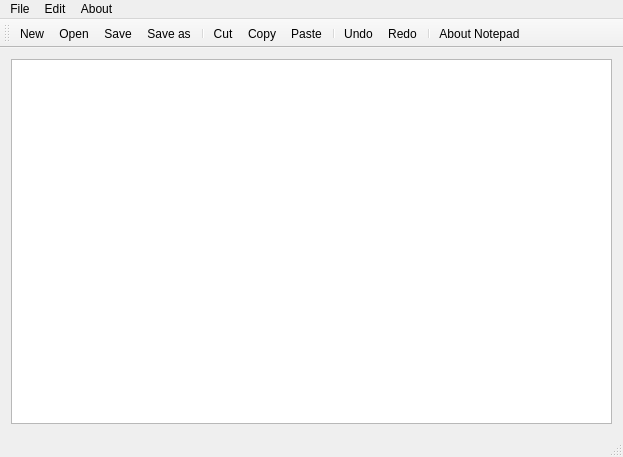
First picture: the form in mainwindow.ui, repository demetriushenry/NotepadQt, before the edit.
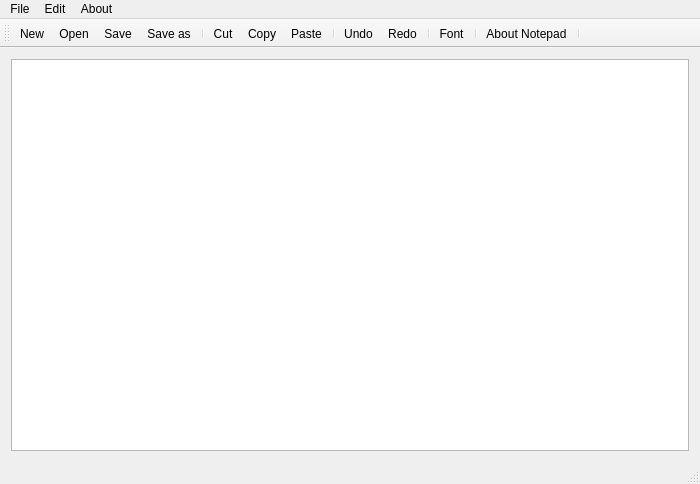
Second picture: the form after the edit.

Patch:
```diff
--- a/mainwindow.ui
+++ b/mainwindow.ui
@@ -6,8 +6,8 @@
    <rect>
     <x>0</x>
     <y>0</y>
-    <width>623</width>
-    <height>457</height>
+    <width>700</width>
+    <height>484</height>
    </rect>
   </property>
   <property name="windowTitle">
@@ -25,7 +25,7 @@
     <rect>
      <x>0</x>
      <y>0</y>
-     <width>623</width>
+     <width>700</width>
      <height>22</height>
     </rect>
    </property>
@@ -79,7 +79,10 @@
    <addaction name="actionUndo"/>
    <addaction name="actionRedo"/>
    <addaction name="separator"/>
+   <addaction name="actionFont"/>
+   <addaction name="separator"/>
    <addaction name="actionAbout_Notepad"/>
+   <addaction name="separator"/>
   </widget>
   <widget class="QStatusBar" name="statusBar"/>
   <action name="actionNew">
@@ -132,6 +135,11 @@
     <string>About Notepad</string>
    </property>
   </action>
+  <action name="actionFont">
+   <property name="text">
+    <string>Font</string>
+   </property>
+  </action>
  </widget>
  <layoutdefault spacing="6" margin="11"/>
  <resources/>
```
Left out of the diff: 2 changed lines with no effect on the pictures.
